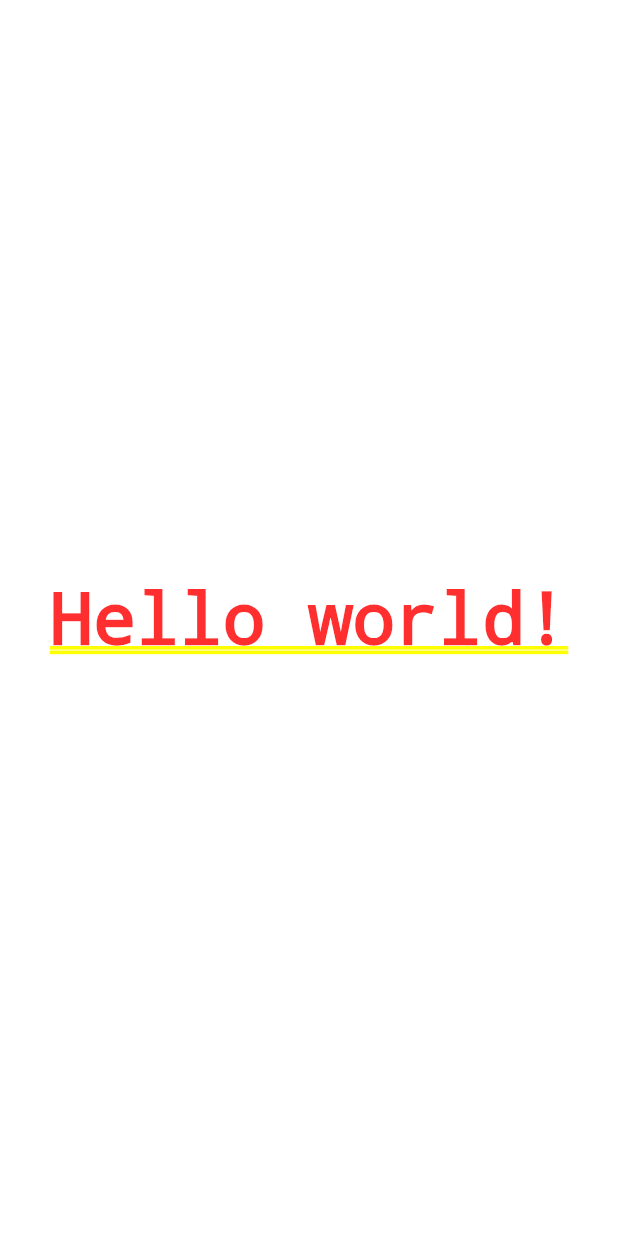
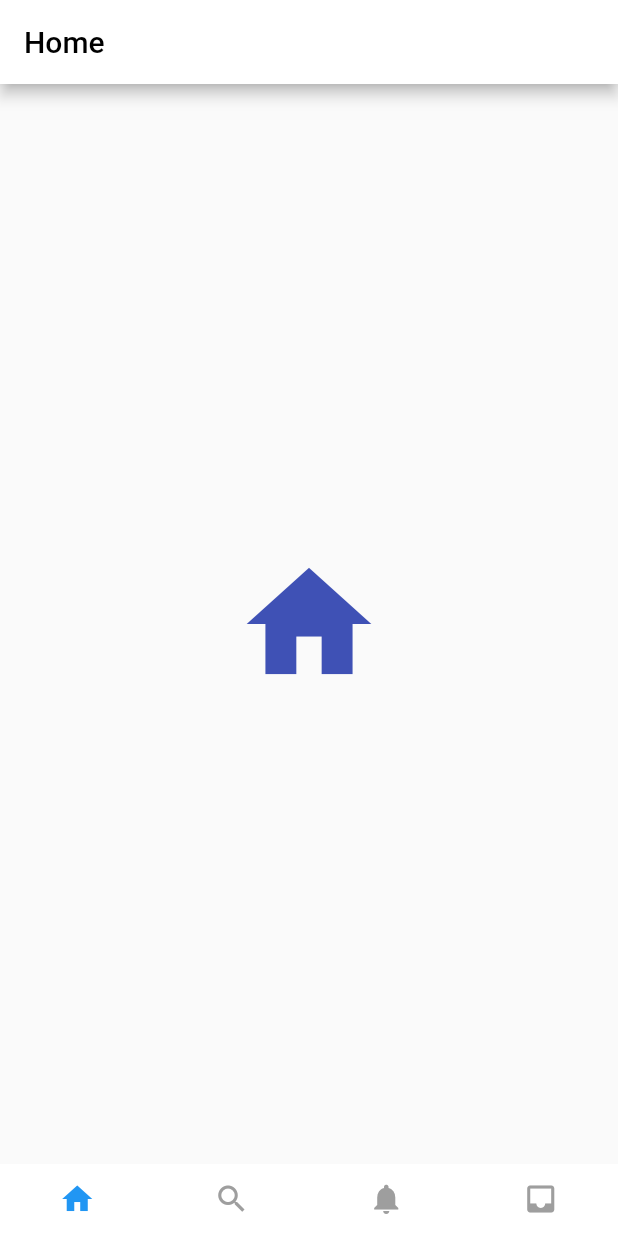
Before and after one commit to oreoluwa-bs/Flutter-Practice, a Flutter app: the screen it shows after launch, on a phone screen of 412 x 824 dp. Run offline on Flutter 3.47's test engine with Material 2 defaults, Android fonts, the phone set to English and light mode, and no system bars.

```diff
--- a/lib/main.dart
+++ b/lib/main.dart
@@ -1,7 +1,207 @@
 import 'package:flutter/material.dart';
 
 void main() => runApp(MaterialApp(
-      home: Center(
-        child: Text('Hello world!'),
+      home: MyTabs(),
+    ));
+
+class MyTabs extends StatefulWidget {
+  @override
+  MyTabsState createState() => MyTabsState();
+}
+
+class MyTabsState extends State<MyTabs> with SingleTickerProviderStateMixin {
+  TabController controller;
+
+  @override
+  void initState() {
+    super.initState();
+    controller = new TabController(vsync: this, length: 4);
+  }
+
+  @override
+  void dispose() {
+    controller.dispose();
+    super.dispose();
+  }
+
+  @override
+  Widget build(BuildContext context) {
+    return Scaffold(
+      // appBar: AppBar(
+      //   title: Text('Pages', style: TextStyle(color: Colors.black),),
+      //   backgroundColor: Colors.white,
+      //   //   bottom: TabBar(
+      //   //     controller: controller,
+      //   //     tabs: <Tab>[
+      //   //       Tab(icon: Icon(Icons.home)),
+      //   //       Tab(icon: Icon(Icons.search)),
+      //   //       Tab(icon: Icon(Icons.notifications)),
+      //   //       Tab(icon: Icon(Icons.inbox)),
+      //   //     ],
+      //   //   ),
+      // ),
+      // bottomNavigationBar: Material(
+      //   color: Colors.black54,
+      //   child: TabBar(
+      //     controller: controller,
+      //     tabs: <Tab>[
+      //       Tab(icon: Icon(Icons.home)),
+      //       Tab(icon: Icon(Icons.search)),
+      //       Tab(icon: Icon(Icons.notifications)),
+      //       Tab(icon: Icon(Icons.inbox)),
+      //     ],
+      //   ),
+      // ),
+      bottomNavigationBar: Material(
+        color: Colors.white,
+        child: TabBar(
+          labelStyle: TextStyle(fontSize: 40),
+          labelColor: Colors.blue,
+          unselectedLabelColor: Colors.grey,
+          indicatorColor: Colors.white,
+          controller: controller,
+          tabs: <Tab>[
+            Tab(icon: Icon(Icons.home)),
+            Tab(icon: Icon(Icons.search)),
+            Tab(icon: Icon(Icons.notifications)),
+            Tab(icon: Icon(Icons.inbox)),
+          ],
+        ),
       ),
-    ));
+      body: TabBarView(
+        controller: controller,
+        children: <Widget>[
+          HomeView(),
+          SearchView(),
+          NotificationView(),
+          DirectMessageView(),
+        ],
+      ),
+    );
+  }
+}
+
+class HomeView extends StatelessWidget {
+  @override
+  Widget build(BuildContext context) {
+    return Scaffold(
+      appBar: AppBar(
+        title: Text(
+          'Home',
+          style: TextStyle(color: Colors.black),
+        ),
+        backgroundColor: Colors.white,
+      ),
+      body: Center(
+        child: Icon(
+          Icons.home,
+          size: 100,
+          color: Colors.indigo,
+        ),
+      ),
+    );
+  }
+}
+
+class SearchView extends StatelessWidget {
+  @override
+  Widget build(BuildContext context) {
+    return Scaffold(
+      appBar: AppBar(
+        title: Text(
+          'Search',
+          style: TextStyle(color: Colors.black),
+        ),
+        backgroundColor: Colors.white,
+      ),
+      body: Center(
+        child: Icon(Icons.search, size: 100, color: Colors.red),
+      ),
+    );
+  }
+}
+
+class NotificationView extends StatefulWidget {
+  @override
+  _NotificationViewState createState() => _NotificationViewState();
+}
+
+class _NotificationViewState extends State<NotificationView>
+    with SingleTickerProviderStateMixin {
+  TabController controller;
+
+  @override
+  void initState() {
+    super.initState();
+    controller = new TabController(vsync: this, length: 3);
+  }
+
+  @override
+  void dispose() {
+    controller.dispose();
+    super.dispose();
+  }
+
+  @override
+  Widget build(BuildContext context) {
+    return Scaffold(
+      appBar: AppBar(
+        title: Text(
+          'Notification',
+          style: TextStyle(color: Colors.black),
+        ),
+        backgroundColor: Colors.white,
+        bottom: TabBar(
+          controller: controller,
+          tabs: <Tab>[
+            Tab(icon: Icon(Icons.notification_important, color: Colors.black)),
+            Tab(icon: Icon(Icons.notifications_active, color: Colors.black)),
+            Tab(icon: Icon(Icons.notifications_paused, color: Colors.black)),
+          ],
+        ),
+      ),
+      body: TabBarView(
+        controller: controller,
+        children: <Widget>[
+          NotificationType(Icons.notification_important, Colors.amber),
+          NotificationType(Icons.notifications_active, Colors.green),
+          NotificationType(Icons.notifications_paused, Colors.red),
+        ],
+      ),
+    );
+  }
+}
+
+class DirectMessageView extends StatelessWidget {
+  @override
+  Widget build(BuildContext context) {
+    return Scaffold(
+      appBar: AppBar(
+        title: Text(
+          'Messages',
+          style: TextStyle(color: Colors.black),
+        ),
+        backgroundColor: Colors.white,
+      ),
+      body: Center(
+        child: Icon(Icons.inbox, size: 100, color: Colors.orange),
+      ),
+    );
+  }
+}
+
+class NotificationType extends StatelessWidget {
+  final IconData icon;
+  final Color color;
+
+  NotificationType(this.icon, this.color);
+
+  @override
+  Widget build(BuildContext context) {
+    return Scaffold(
+      body: Center(
+        child: Icon(this.icon, size: 100, color: this.color),
+      ),
+    );
+  }
+}
```
